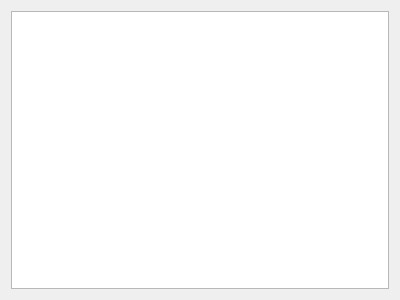
This is help.ui in RedRushTeam/ProjectScaner as Qt 5 draws it before an edit. The edited form follows.
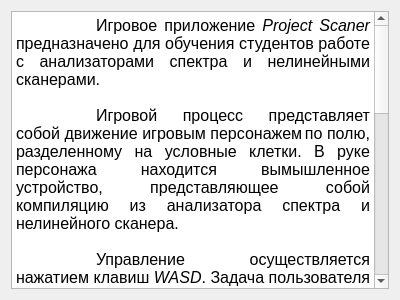
This is the edited form. Icons and pictures are not drawn.

```diff
--- a/help.ui
+++ b/help.ui
@@ -15,7 +15,18 @@
   </property>
   <layout class="QVBoxLayout" name="verticalLayout">
    <item>
-    <widget class="QTextBrowser" name="textBrowser"/>
+    <widget class="QTextBrowser" name="textBrowser">
+     <property name="html">
+      <string>&lt;!DOCTYPE HTML PUBLIC &quot;-//W3C//DTD HTML 4.0//EN&quot; &quot;http://www.w3.org/TR/REC-html40/strict.dtd&quot;&gt;
+&lt;html&gt;&lt;head&gt;&lt;meta name=&quot;qrichtext&quot; content=&quot;1&quot; /&gt;&lt;style type=&quot;text/css&quot;&gt;
+p, li { white-space: pre-wrap; }
+&lt;/style&gt;&lt;/head&gt;&lt;body style=&quot; font-family:'MS Shell Dlg 2'; font-size:8.25pt; font-weight:400; font-style:normal;&quot;&gt;
+&lt;p align=&quot;justify&quot; style=&quot; margin-top:0px; margin-bottom:0px; margin-left:0px; margin-right:0px; -qt-block-indent:0; text-indent:0px;&quot;&gt;&lt;span style=&quot; font-size:12pt;&quot;&gt;	Игровое приложение &lt;/span&gt;&lt;span style=&quot; font-size:12pt; font-style:italic;&quot;&gt;Project Scaner&lt;/span&gt;&lt;span style=&quot; font-size:12pt;&quot;&gt; предназначено для обучения студентов работе с анализаторами спектра и нелинейными сканерами. &lt;br /&gt;&lt;br /&gt;	Игровой процесс представляет собой движение игровым персонажем&lt;/span&gt;&lt;span style=&quot; font-size:7pt;&quot;&gt; &lt;/span&gt;&lt;span style=&quot; font-size:12pt;&quot;&gt;по полю, разделенному на условные клетки. В руке персонажа находится вымышленное устройство, представляющее собой компиляцию из анализатора спектра и нелинейного сканера. &lt;br /&gt;&lt;br /&gt;	Управление осуществляется нажатием клавиш &lt;/span&gt;&lt;span style=&quot; font-size:12pt; font-style:italic;&quot;&gt;WASD&lt;/span&gt;&lt;span style=&quot; font-size:12pt;&quot;&gt;. Задача пользователя заключается в том, чтобы обнаружить закладное устройство, находящееся на поле. Для выбора ячейки, в которой, предположительно, находится закладное устройство, необходимо выделить эту клетку нажатием левой клавиши мыши, и подтвердить выбор нажатием клавиши &lt;/span&gt;&lt;span style=&quot; font-size:12pt; font-style:italic;&quot;&gt;Enter. &lt;/span&gt;&lt;span style=&quot; font-size:12pt;&quot;&gt;В случае успеха, будет выведено сообщение о победе, а в случае, если клетка была выбрана неверно, оставшееся число попыток будет уменьшено на единицу(всего отводится три попытки). Если попытки заканчиваются, то выводится сообщение о проигрыше, и программа возвращает пользователя в главное меню. &lt;br /&gt;&lt;br /&gt;	Пользователь может просмотреть спектр, на определенной клетке, нажав клавишу &lt;/span&gt;&lt;span style=&quot; font-size:12pt; font-style:italic;&quot;&gt;G. &lt;/span&gt;&lt;span style=&quot; font-size:12pt;&quot;&gt;Устройство, в руке у игрового персонажа имеет диаграмму направленности, вида:&lt;/span&gt;&lt;/p&gt;
+&lt;p align=&quot;justify&quot; style=&quot; margin-top:0px; margin-bottom:0px; margin-left:0px; margin-right:0px; -qt-block-indent:0; text-indent:0px;&quot;&gt;&lt;span style=&quot; font-size:12pt;&quot;&gt; &lt;/span&gt;&lt;img src=&quot;:/new/random_game_textures/new/random_game_textures/Example.png&quot; /&gt;&lt;/p&gt;
+&lt;p align=&quot;justify&quot; style=&quot;-qt-paragraph-type:empty; margin-top:0px; margin-bottom:0px; margin-left:0px; margin-right:0px; -qt-block-indent:0; text-indent:0px;&quot;&gt;&lt;br /&gt;&lt;/p&gt;
+&lt;p align=&quot;justify&quot; style=&quot; margin-top:0px; margin-bottom:0px; margin-left:0px; margin-right:0px; -qt-block-indent:0; text-indent:0px;&quot;&gt;&lt;span style=&quot; font-size:12pt;&quot;&gt;	Чаще всего, студенту будет необходим &amp;quot;Режим готовой конфигурации&amp;quot;. Для начала игры в данном режиме, студенту будет необходимо выбрать конфигурационный файл, выданный преподавателем.&lt;/span&gt;&lt;/p&gt;&lt;/body&gt;&lt;/html&gt;</string>
+     </property>
+    </widget>
    </item>
   </layout>
  </widget>
```
